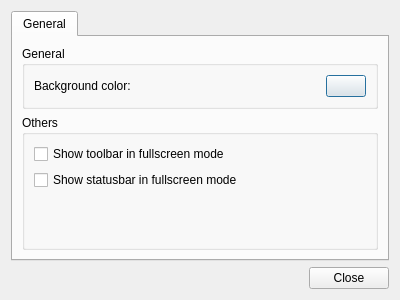
The window that src/preference_dialog.ui (mstuttgart/pynocchio) describes before a commit, drawn with Qt 5.
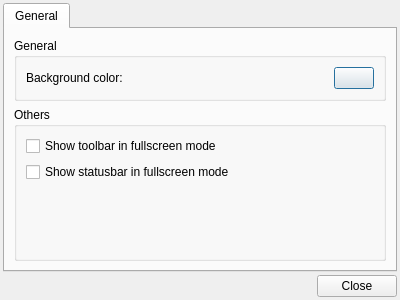
The same window after the commit. Icons and pictures are not drawn. Custom widgets are drawn as their Qt base class.

The edit to the form file:
```diff
--- a/src/preference_dialog.ui
+++ b/src/preference_dialog.ui
@@ -21,6 +21,12 @@
     <normaloff>:/icons/icons/freeiconmaker_14.png</normaloff>:/icons/icons/freeiconmaker_14.png</iconset>
   </property>
   <layout class="QVBoxLayout" name="verticalLayout_3">
+   <property name="spacing">
+    <number>3</number>
+   </property>
+   <property name="margin">
+    <number>3</number>
+   </property>
    <item>
     <widget class="QTabWidget" name="tabWidget">
      <property name="currentIndex">
```
Left out of the diff: 12 changed lines with no effect on the pictures.
